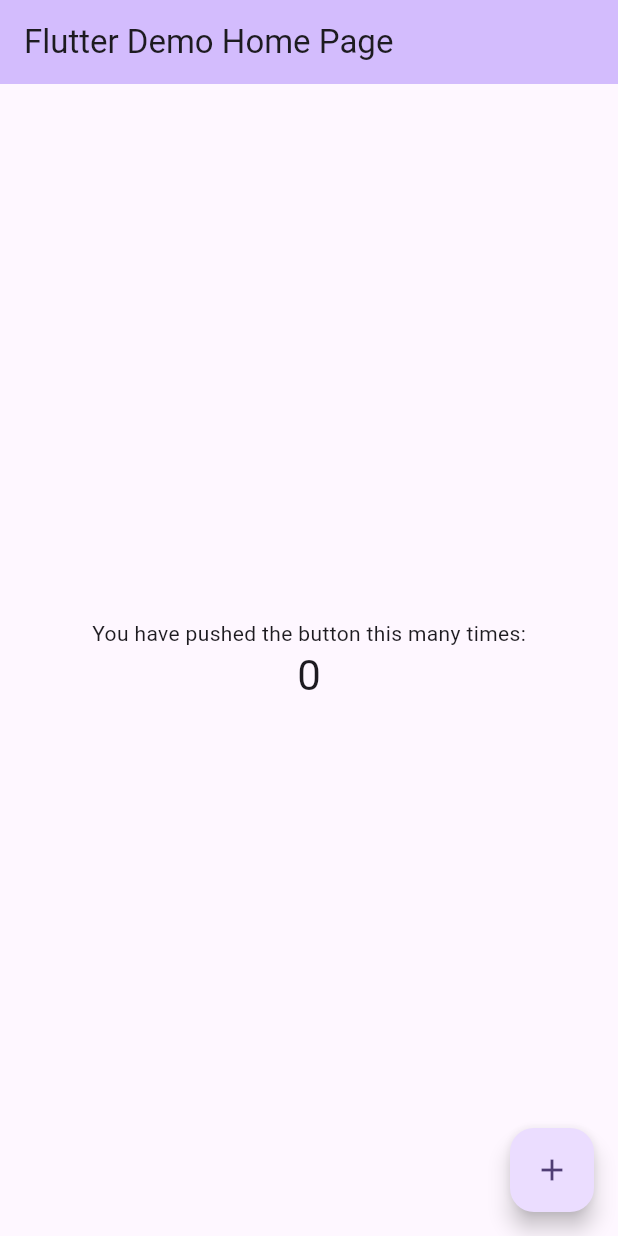
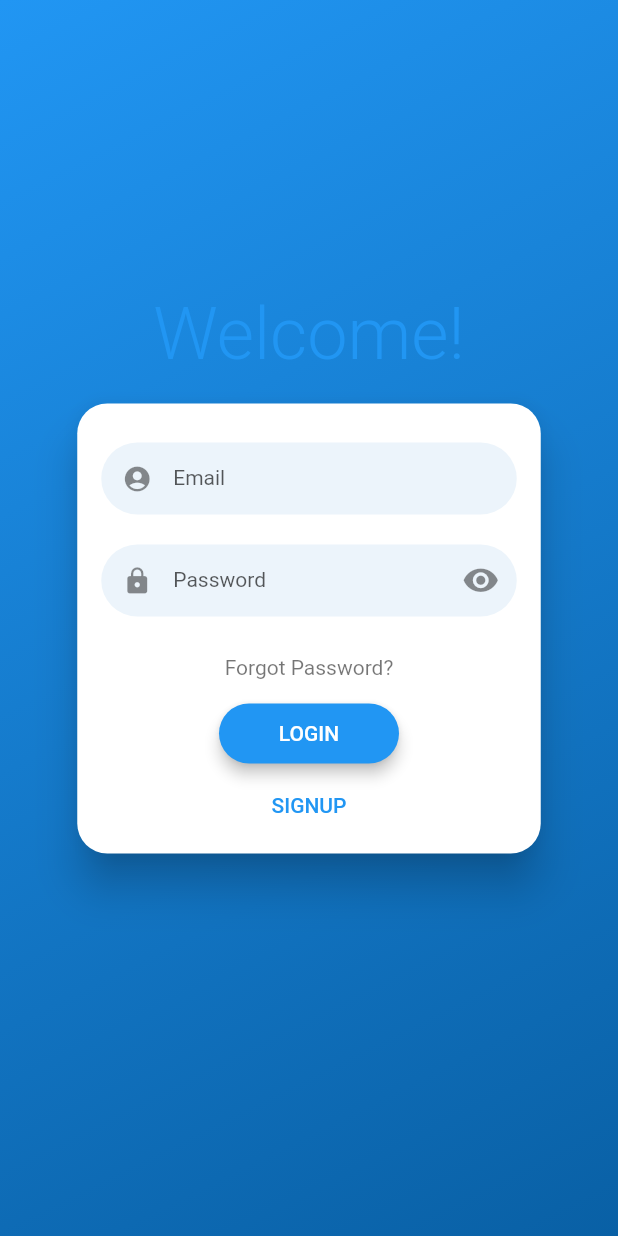
Before and after one commit to SamueleBarbizzi/Flutter-doctors, a Flutter app: the screen it shows after launch, on a phone screen of 412 x 824 dp. Run offline on Flutter 3.47's test engine with Material 2 defaults, Android fonts, the phone set to English and light mode, and no system bars; drawn by our look-alikes of flutter_login.

Commit message:
screens init.; simple login implementation

```diff
--- a/lib/main.dart
+++ b/lib/main.dart
@@ -1,125 +1,16 @@
 import 'package:flutter/material.dart';
+import 'package:flutter_doctors/screens/loginpage.dart';
 
 void main() {
   runApp(const MyApp());
-}
+} //main
 
 class MyApp extends StatelessWidget {
-  const MyApp({super.key});
-
-  // This widget is the root of your application.
+  const MyApp({Key? key}) : super(key: key);
   @override
   Widget build(BuildContext context) {
-    return MaterialApp(
-      title: 'Flutter Demo',
-      theme: ThemeData(
-        // This is the theme of your application.
-        //
-        // TRY THIS: Try running your application with "flutter run". You'll see
-        // the application has a blue toolbar. Then, without quitting the app,
-        // try changing the seedColor in the colorScheme below to Colors.green
-        // and then invoke "hot reload" (save your changes or press the "hot
-        // reload" button in a Flutter-supported IDE, or press "r" if you used
-        // the command line to start the app).
-        //
-        // Notice that the counter didn't reset back to zero; the application
-        // state is not lost during the reload. To reset the state, use hot
-        // restart instead.
-        //
-        // This works for code too, not just values: Most code changes can be
-        // tested with just a hot reload.
-        colorScheme: ColorScheme.fromSeed(seedColor: Colors.deepPurple),
-        useMaterial3: true,
-      ),
-      home: const MyHomePage(title: 'Flutter Demo Home Page'),
+    return const MaterialApp(
+      home: LoginPage(),
     );
-  }
-}
-
-class MyHomePage extends StatefulWidget {
-  const MyHomePage({super.key, required this.title});
-
-  // This widget is the home page of your application. It is stateful, meaning
-  // that it has a State object (defined below) that contains fields that affect
-  // how it looks.
-
-  // This class is the configuration for the state. It holds the values (in this
-  // case the title) provided by the parent (in this case the App widget) and
-  // used by the build method of the State. Fields in a Widget subclass are
-  // always marked "final".
-
-  final String title;
-
-  @override
-  State<MyHomePage> createState() => _MyHomePageState();
-}
-
-class _MyHomePageState extends State<MyHomePage> {
-  int _counter = 0;
-
-  void _incrementCounter() {
-    setState(() {
-      // This call to setState tells the Flutter framework that something has
-      // changed in this State, which causes it to rerun the build method below
-      // so that the display can reflect the updated values. If we changed
-      // _counter without calling setState(), then the build method would not be
-      // called again, and so nothing would appear to happen.
-      _counter++;
-    });
-  }
-
-  @override
-  Widget build(BuildContext context) {
-    // This method is rerun every time setState is called, for instance as done
-    // by the _incrementCounter method above.
-    //
-    // The Flutter framework has been optimized to make rerunning build methods
-    // fast, so that you can just rebuild anything that needs updating rather
-    // than having to individually change instances of widgets.
-    return Scaffold(
-      appBar: AppBar(
-        // TRY THIS: Try changing the color here to a specific color (to
-        // Colors.amber, perhaps?) and trigger a hot reload to see the AppBar
-        // change color while the other colors stay the same.
-        backgroundColor: Theme.of(context).colorScheme.inversePrimary,
-        // Here we take the value from the MyHomePage object that was created by
-        // the App.build method, and use it to set our appbar title.
-        title: Text(widget.title),
-      ),
-      body: Center(
-        // Center is a layout widget. It takes a single child and positions it
-        // in the middle of the parent.
-        child: Column(
-          // Column is also a layout widget. It takes a list of children and
-          // arranges them vertically. By default, it sizes itself to fit its
-          // children horizontally, and tries to be as tall as its parent.
-          //
-          // Column has various properties to control how it sizes itself and
-          // how it positions its children. Here we use mainAxisAlignment to
-          // center the children vertically; the main axis here is the vertical
-          // axis because Columns are vertical (the cross axis would be
-          // horizontal).
-          //
-          // TRY THIS: Invoke "debug painting" (choose the "Toggle Debug Paint"
-          // action in the IDE, or press "p" in the console), to see the
-          // wireframe for each widget.
-          mainAxisAlignment: MainAxisAlignment.center,
-          children: <Widget>[
-            const Text(
-              'You have pushed the button this many times:',
-            ),
-            Text(
-              '$_counter',
-              style: Theme.of(context).textTheme.headlineMedium,
-            ),
-          ],
-        ),
-      ),
-      floatingActionButton: FloatingActionButton(
-        onPressed: _incrementCounter,
-        tooltip: 'Increment',
-        child: const Icon(Icons.add),
-      ), // This trailing comma makes auto-formatting nicer for build methods.
-    );
-  }
-}
+  } //build
+}//MyApp
--- /dev/null
+++ b/lib/screens/loginpage.dart
@@ -0,0 +1,47 @@
+import 'package:flutter/material.dart';
+import 'package:flutter_doctors/screens/homepage.dart';
+import 'package:flutter_login/flutter_login.dart';
+
+class LoginPage extends StatelessWidget {
+  const LoginPage({Key? key}) : super(key: key);
+
+  static const routename = 'LoginPage';
+  final String email = 'admin@admin.com';
+  final String password = 'admin';
+
+  Future<String> _loginUser(LoginData data) async {
+    if(data.name == email && data.password == password){
+      return '';
+    } else {
+      return 'Wrong credentials';
+    }
+  } // _loginUser
+
+
+  Future<String> _signUpUser(SignupData data) async {
+    return 'Not implemented';
+  } // _signUpUser
+
+  Future<String> _recoverPassword(String email) async {
+    return 'Recover password functionality needs to be implemented';
+  } // _recoverPassword
+
+  @override
+  Widget build(BuildContext context) {
+
+    const inputBorder = BorderRadius.vertical(
+      bottom: Radius.circular(10.0),
+      top: Radius.circular(20.0),
+    );
+
+    return FlutterLogin(
+      title: 'Welcome!',
+      onLogin: _loginUser,
+      onSignup: _signUpUser,
+      onRecoverPassword: _recoverPassword,
+      onSubmitAnimationCompleted: () async{
+        Navigator.of(context).pushReplacement(MaterialPageRoute(builder: (context) => const HomePage()));
+      },
+    );
+  } // build
+} // LoginScreen
--- a/pubspec.yaml
+++ b/pubspec.yaml
@@ -1,4 +1,4 @@
-name: flutter_application_1w
+name: flutter_doctors
 description: A new Flutter project.
 # The following line prevents the package from being accidentally published to
 # pub.dev using `flutter pub publish`. This is preferred for private packages.
@@ -19,7 +19,7 @@ publish_to: 'none' # Remove this line if you wish to publish to pub.dev
 version: 1.0.0+1
 
 environment:
-  sdk: '>=3.0.0-277.0.dev <4.0.0'
+  sdk: '>=2.19.4 <3.0.0'
 
 # Dependencies specify other packages that your package needs in order to work.
 # To automatically upgrade your package dependencies to the latest versions
@@ -30,7 +30,7 @@ environment:
 dependencies:
   flutter:
     sdk: flutter
-
+  flutter_login: ^4.1.1
 
   # The following adds the Cupertino Icons font to your application.
   # Use with the CupertinoIcons class for iOS style icons.
```
Also changed, not shown: lib/screens/homepage.dart (added, +55 -0 lines), lib/screens/infopage.dart (added, +55 -0 lines), lib/models/cookbook.dart (added), lib/models/recipe.dart (added), lib/screens/cookbookpage.dart (added), lib/screens/foodstoragepage.dart (added), lib/screens/preparingpage.dart (added), lib/screens/recipepage.dart (added), pubspec.lock, 5 other files.
